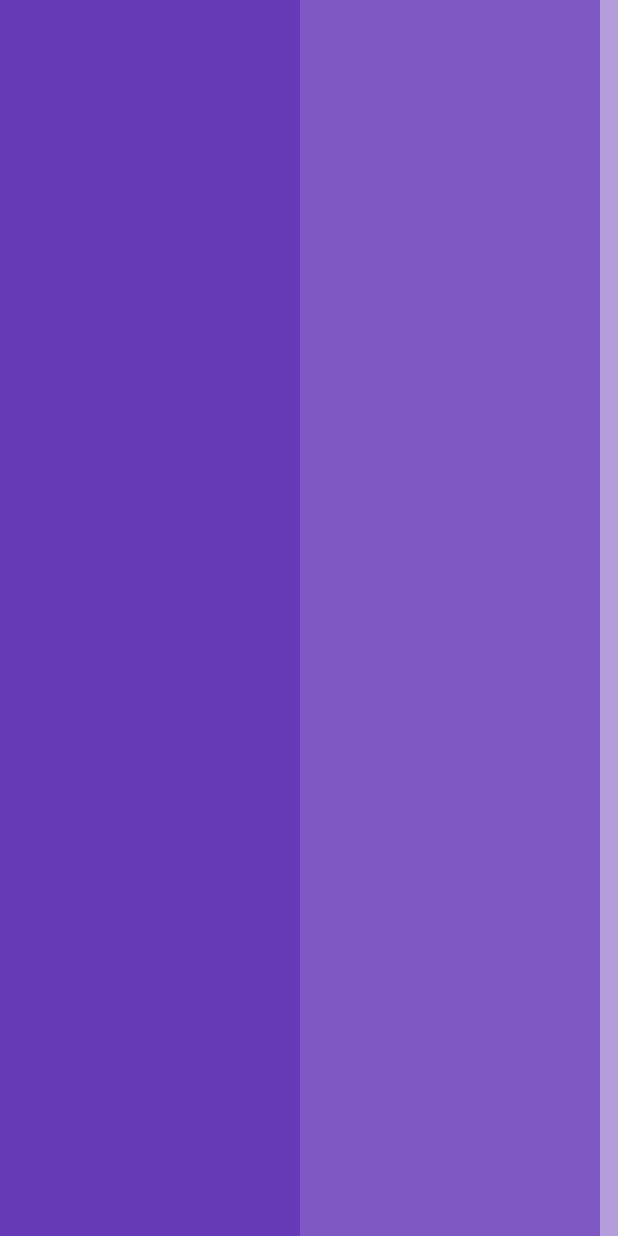
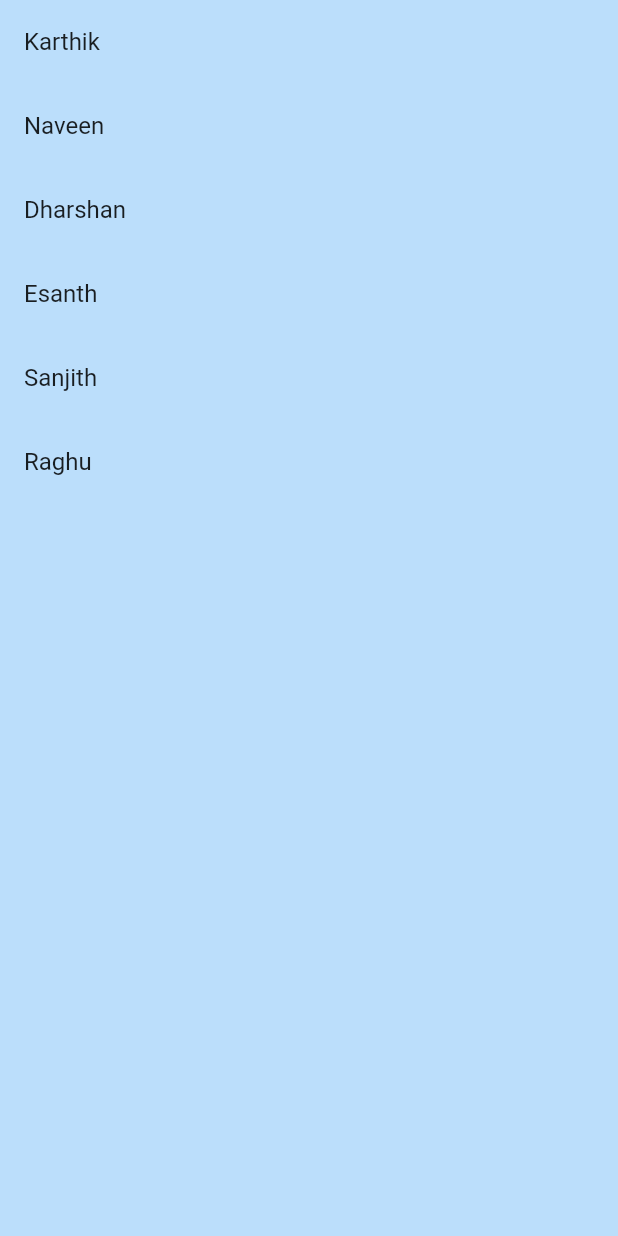
Before and after one commit to Karthikrajatp/flutter-learn, a Flutter app: the screen it shows after launch, on a phone screen of 412 x 824 dp. Run offline on Flutter 3.47's test engine with Material 2 defaults, Android fonts, the phone set to English and light mode, and no system bars.

Commit message:
listview from list

```diff
--- a/lib/main.dart
+++ b/lib/main.dart
@@ -3,11 +3,12 @@
 import 'package:flutter/material.dart';
 
 void main() {
-  runApp(const MyApp());
+  runApp(MyApp());
 }
 
 class MyApp extends StatelessWidget {
-  const MyApp({Key? key}) : super(key: key);
+  MyApp({Key? key}) : super(key: key);
+  final List names = ["Karthik","Naveen","Dharshan","Esanth","Sanjith","Raghu"];
 
   @override
   Widget build(BuildContext context) {
@@ -15,31 +16,12 @@ class MyApp extends StatelessWidget {
       debugShowCheckedModeBanner: false,
       home: Scaffold(
         backgroundColor: Colors.blue[100],
-        body: ListView(
-          scrollDirection: Axis.horizontal,
-          children: [
-            //1stBox
-            Container(
-              height: 350,
-              width: 200,
-              color: Colors.deepPurple,
-            ),
-
-            //2ndBox
-            Container(
-              height: 350,
-              width: 200,
-              color: Colors.deepPurple[400],
-            ),
-
-            //3rdBox
-            Container(
-              height: 350,
-              width: 200,
-              color: Colors.deepPurple[200],
-            ),
-          ],
-        ),
+        body: ListView.builder(
+          itemCount: names.length,
+          itemBuilder: (context,index) => ListTile(
+            title: Text(names[index]),
+          ),
+          ),
       ),
     );
   }
```
